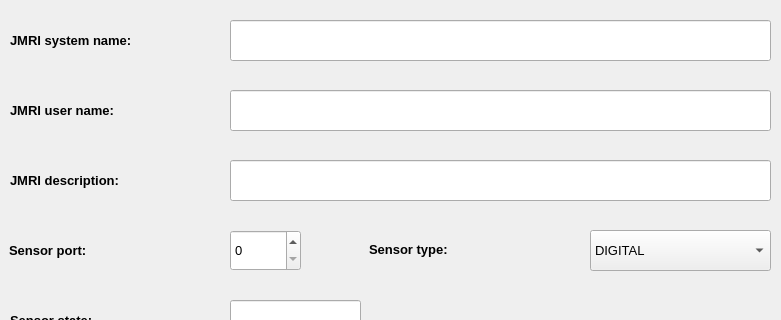
jonasbjurel/myRailIO, file Server/Scripts/GenJMRI/ui/Sensor_Dialog.ui: the form before one commit; both pictures show x 0 to 781 and y 0 to 320 of the 781 by 555 pixel window.
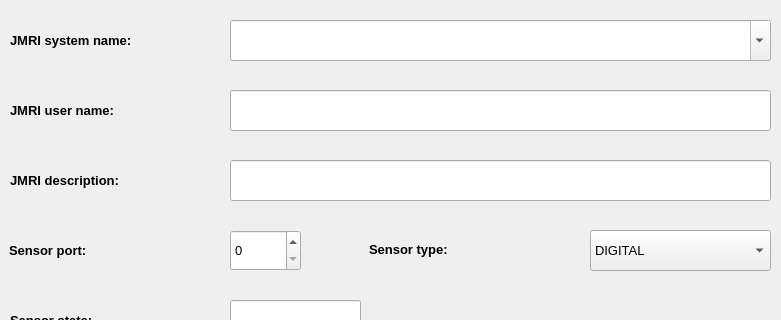
The form after the commit. Icons and pictures are not drawn.

Commit message: Issue #89: When creating an actuator-, sensor- or signal-mast, show a pulldown menu of already existing JMRI objects.

Diff of the .ui file:
```diff
--- a/Server/Scripts/GenJMRI/ui/Sensor_Dialog.ui
+++ b/Server/Scripts/GenJMRI/ui/Sensor_Dialog.ui
@@ -298,30 +298,6 @@
     <bool>true</bool>
    </property>
   </widget>
-  <widget class="QLineEdit" name="JMRISystemNameLineEdit">
-   <property name="geometry">
-    <rect>
-     <x>230</x>
-     <y>20</y>
-     <width>541</width>
-     <height>41</height>
-    </rect>
-   </property>
-   <property name="font">
-    <font>
-     <pointsize>10</pointsize>
-    </font>
-   </property>
-   <property name="whatsThis">
-    <string>JMRI provided actuator system name</string>
-   </property>
-   <property name="text">
-    <string/>
-   </property>
-   <property name="readOnly">
-    <bool>false</bool>
-   </property>
-  </widget>
   <widget class="QLabel" name="label_15">
    <property name="geometry">
     <rect>
@@ -543,6 +519,33 @@
     <number>7</number>
    </property>
   </widget>
+  <widget class="QComboBox" name="JMRISystemNameComboBox">
+   <property name="geometry">
+    <rect>
+     <x>230</x>
+     <y>20</y>
+     <width>541</width>
+     <height>41</height>
+    </rect>
+   </property>
+   <property name="font">
+    <font>
+     <pointsize>10</pointsize>
+    </font>
+   </property>
+   <property name="focusPolicy">
+    <enum>Qt::StrongFocus</enum>
+   </property>
+   <property name="acceptDrops">
+    <bool>true</bool>
+   </property>
+   <property name="whatsThis">
+    <string>JMRI provided actuator system name</string>
+   </property>
+   <property name="editable">
+    <bool>true</bool>
+   </property>
+  </widget>
  </widget>
  <resources/>
  <connections/>
```
Left out of the diff: 2 changed lines with no effect on the pictures. The commit also changes 18 other files.
